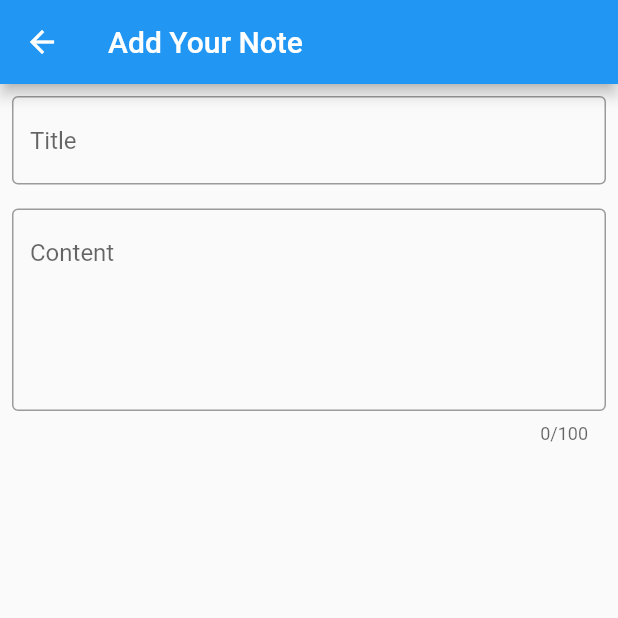
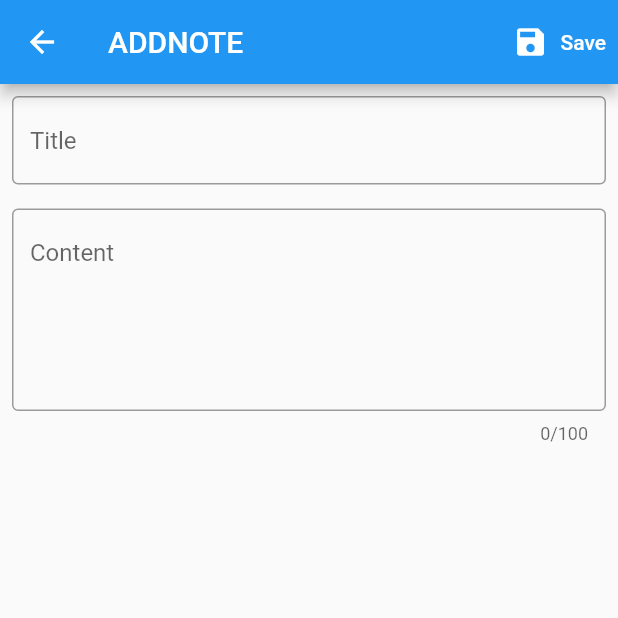
Before and after one commit to AmarchandK/Notes-App, a Flutter app: the screen it shows after launch, after a tap on "Add New", on a phone screen of 412 x 824 dp, the top half of it. Run offline on Flutter 3.47's test engine with Material 2 defaults, Android fonts, the phone set to English and light mode, and no system bars; our stand-ins replace dio, get; network calls fail.

Commit message:
get complete

```diff
--- a/lib/add_note.dart
+++ b/lib/add_note.dart
@@ -1,57 +1,87 @@
+// ignore_for_file: unused_field, must_be_immutable
 import 'package:flutter/material.dart';
+import 'package:get/get.dart';
+import 'package:note_app/data/data.dart';
+import 'package:note_app/data/note_model/note_model.dart';
 
 enum ActionType {
   addNote,
   editNote,
 }
 
-class ScreenAddNote extends StatefulWidget   {
+class ScreenAddNote extends StatefulWidget {
   final ActionType type;
-  String? id;
-  ScreenAddNote({Key? key, required this.type, this.id}) : super(key: key);
+  final String? id;
+  const ScreenAddNote({Key? key, required this.type, this.id})
+      : super(key: key);
 
   @override
   State<ScreenAddNote> createState() => _ScreenAddNoteState();
 }
 
 class _ScreenAddNoteState extends State<ScreenAddNote> {
-  Widget get saveButton => TextButton.icon(
-      onPressed: () {
-        switch (widget.type) {
-          case ActionType.addNote:
-            break;
-          case ActionType.editNote:
-            break;
-        }
-      },
-      icon: const Icon(Icons.save),
-      label: const Text('Save'));
+  final _titleControler = TextEditingController();
+  final _contentControler = TextEditingController();
 
   @override
   Widget build(BuildContext context) {
     return Scaffold(
       appBar: AppBar(
-        title: const Text('Add Your Note'),
-        actions: [saveButton],
+        title: Text(widget.type.name.toUpperCase()),
+        actions: [saveButton()],
       ),
-      body: Column(children: const [
+      body: Column(children: [
         Padding(
-          padding: EdgeInsets.all(8.0),
+          padding: const EdgeInsets.all(8.0),
           child: TextField(
-            decoration: InputDecoration(
+            controller: _titleControler,
+            decoration: const InputDecoration(
                 border: OutlineInputBorder(), hintText: 'Title'),
           ),
         ),
         Padding(
-          padding: EdgeInsets.all(8.0),
+          padding: const EdgeInsets.all(8.0),
           child: TextField(
+            controller: _contentControler,
             maxLines: 5,
             maxLength: 100,
-            decoration: InputDecoration(
+            decoration: const InputDecoration(
                 border: OutlineInputBorder(), hintText: 'Content'),
           ),
         )
       ]),
     );
   }
+
+  Widget saveButton() {
+    return TextButton.icon(
+        onPressed: () {
+          switch (widget.type) {
+            case ActionType.addNote:
+              saveNote();
+              break;
+            case ActionType.editNote:
+              break;
+          }
+        },
+        icon: const Icon(
+          Icons.save,
+          color: Colors.white,
+        ),
+        label: const Text(
+          'Save',
+          style: TextStyle(color: Colors.white),
+        ));
+  }
+
+  Future<void> saveNote() async {
+    final title = _titleControler.text.trim();
+    final contents = _contentControler.text.trim();
+    final newNote = NoteModel.initial(
+        id: DateTime.now().microsecondsSinceEpoch.toString(),
+        title: title,
+        content: contents);
+    await NoteDB().createNote(newNote);
+    Get.back();
+  }
 }
--- a/lib/all_screen_notes.dart
+++ b/lib/all_screen_notes.dart
@@ -1,10 +1,15 @@
+// ignore_for_file: must_be_immutable, no_leading_underscores_for_local_identifiers
+
 import 'package:flutter/material.dart';
 import 'package:get/route_manager.dart';
 import 'package:note_app/add_note.dart';
+import 'package:note_app/data/data.dart';
+
+import 'data/note_model/note_model.dart';
 
 class ScreenAllNotes extends StatefulWidget {
-  const ScreenAllNotes({Key? key}) : super(key: key);
-
+  ScreenAllNotes({Key? key}) : super(key: key);
+  List<NoteModel> noteList = [];
   @override
   State<ScreenAllNotes> createState() => _ScreenAllNotesState();
 }
@@ -12,28 +17,36 @@ class ScreenAllNotes extends StatefulWidget {
 class _ScreenAllNotesState extends State<ScreenAllNotes> {
   @override
   Widget build(BuildContext context) {
+    WidgetsBinding.instance.addPostFrameCallback((timeStamp) async {
+      final _noteList = await NoteDB().getNotes();
+      widget.noteList.clear();
+      setState(() {
+        widget.noteList.addAll(_noteList.reversed);
+      });
+    });
     return Scaffold(
       appBar: AppBar(
         title: const Text('All Notes'),
       ),
-      floatingActionButton: FloatingActionButton.extended(
-        label: const Text('Add New'),
-        onPressed: () => Get.to(
-          ScreenAddNote(type: ActionType.addNote),
-        ),
-      ),
-      floatingActionButtonLocation: FloatingActionButtonLocation.centerFloat,
       body: GridView.count(
         crossAxisSpacing: 2,
         mainAxisSpacing: 10,
         crossAxisCount: 2,
-        children: List.generate(
-            10,
-            (index) => NoteItem(
-                content: "Content Added",
-                id: index.toString(),
-                title: 'Title $index')),
+        children: List.generate(widget.noteList.length, (index) {
+          final note = widget.noteList[index];
+          return NoteItem(
+              content: note.content.toString(),
+              id: note.id.toString(),
+              title: note.title.toString());
+        }),
       ),
+      floatingActionButton: FloatingActionButton.extended(
+        label: const Text('Add New'),
+        onPressed: () => Get.to(
+          () => const ScreenAddNote(type: ActionType.addNote),
+        ),
+      ),
+      floatingActionButtonLocation: FloatingActionButtonLocation.centerFloat,
     );
   }
 }
@@ -50,10 +63,12 @@ class NoteItem extends StatelessWidget {
   Widget build(BuildContext context) {
     return GestureDetector(
       onTap: () {
-          Get.to(ScreenAddNote(
+        Get.to(
+          () => ScreenAddNote(
             type: ActionType.editNote,
             id: id,
-          ));
+          ),
+        );
       },
       child: Card(
         child: Column(
@@ -73,6 +88,7 @@ class NoteItem extends StatelessWidget {
             ),
           ],
         ),
-        ));
+      ),
+    );
   }
 }
--- a/lib/data/data.dart
+++ b/lib/data/data.dart
@@ -0,0 +1,54 @@
+import 'dart:convert';
+
+import 'package:dio/dio.dart';
+import 'package:note_app/data/get_all_notes_response/get_all_notes_response.dart';
+import 'package:note_app/data/note_model/note_model.dart';
+import 'package:note_app/data/url.dart';
+
+abstract class ApiCalls {
+  Future<NoteModel?> createNote(NoteModel notes);
+  Future<List<NoteModel?>> getNotes();
+  Future<NoteModel?> updateNotes(NoteModel notes);
+  Future<void> deleteNotes(String id);
+}
+
+class NoteDB extends ApiCalls {
+  final dio = Dio();
+  final url = URL();
+  NoteDB() {
+    dio.options =
+        BaseOptions(baseUrl: url.baseUrl, responseType: ResponseType.plain);
+  }
+
+  @override
+  Future<NoteModel?> createNote(NoteModel notes) async {
+    final result = await dio.post(url.createNote, data: notes.toJson());
+    final resultAsJson = jsonDecode(result.data);
+
+    return NoteModel.fromJson(resultAsJson as Map<String, dynamic>);
+  }
+
+  @override
+  Future<void> deleteNotes(String id) async {
+    final result =
+        await dio.get<GetAllNotesResponse>(url.baseUrl + url.getNote);
+    (result.data == null) ? [] : result.data!.data;
+  }
+
+  @override
+  Future<List<NoteModel>> getNotes() async {
+    final result = await dio.get(url.getNote);
+    if (result.data != null) {
+      final resultAsJson = jsonDecode(result.data);
+      final getNoteResp = GetAllNotesResponse.fromJson(resultAsJson);
+      return getNoteResp.data;
+    } else {
+      return result.data!.data;
+    }
+  }
+
+  @override
+  Future<NoteModel?> updateNotes(NoteModel notes) async {
+    throw UnimplementedError();
+  }
+}
--- /dev/null
+++ b/lib/data/get_all_notes_response/get_all_notes_response.dart
@@ -0,0 +1,20 @@
+import 'package:json_annotation/json_annotation.dart';
+import 'package:note_app/data/note_model/note_model.dart';
+
+
+
+part 'get_all_notes_response.g.dart';
+
+@JsonSerializable()
+class GetAllNotesResponse {
+  @JsonKey(name: 'data')
+  List<NoteModel> data;
+
+  GetAllNotesResponse({this.data=const []});
+
+  factory GetAllNotesResponse.fromJson(Map<String, dynamic> json) {
+    return _$GetAllNotesResponseFromJson(json);
+  }
+
+  Map<String, dynamic> toJson() => _$GetAllNotesResponseToJson(this);
+}
--- /dev/null
+++ b/lib/data/note_model/note_model.dart
@@ -0,0 +1,25 @@
+import 'package:json_annotation/json_annotation.dart';
+
+class NoteModel {
+  @JsonKey(name: 'id')
+  String? id;
+  @JsonKey(name: 'title')
+  String? title;
+  @JsonKey(name: 'content')
+  String? content;
+  NoteModel.initial(
+      {required this.id, required this.title, required this.content});
+  NoteModel({this.id, this.title, this.content});
+
+  factory NoteModel.fromJson(Map<String, dynamic> json) => NoteModel(
+        id: json["_id"],
+        title: json["title"],
+        content: json["content"],
+      );
+
+  Map<String, dynamic> toJson() => {
+        "_id": id,
+        "title": title,
+        "content": content,
+      };
+}
--- a/lib/data/url.dart
+++ b/lib/data/url.dart
@@ -1,6 +1,7 @@
 class URL {
-  String addNote = '';
-  String editNote = '';
-  String deleteNote = '';
-  String getNote = '';
+  String baseUrl = 'http://10.0.2.2:3000';
+  String createNote = '/note/create';
+  String editNote = '/note/update';
+  String deleteNote = '/delete/{id}';
+  String getNote = '/note/getAll';
 }
--- a/lib/main.dart
+++ b/lib/main.dart
@@ -18,7 +18,7 @@ class MyApp extends StatelessWidget {
       theme: ThemeData(
         primarySwatch: Colors.blue,
       ),
-      home: const ScreenAllNotes(),
+      home:  ScreenAllNotes(),
     );
   }
 }
```
Also changed, not shown: lib/data/get_all_notes_response/get_all_notes_response.g.dart (added), pubspec.lock, 2 other files. Lines whose indentation alone changed are shown as unchanged.
